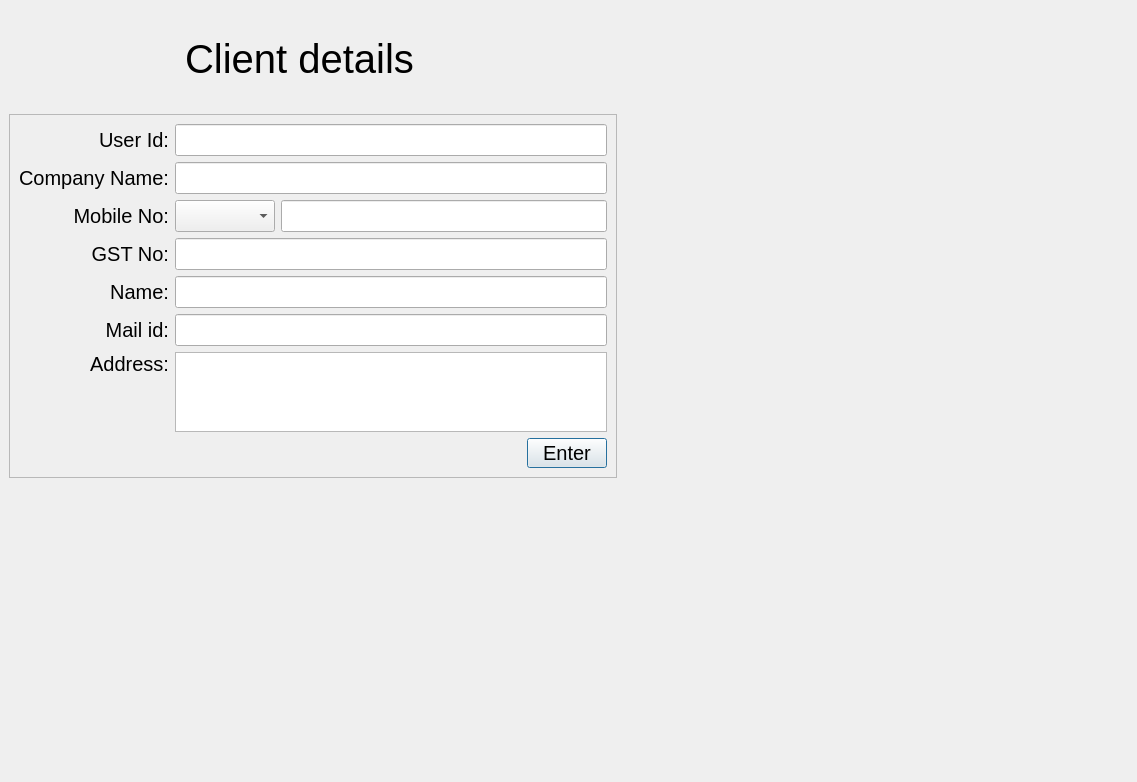
Above: user.ui from MegaMineDSS/LuxeMine before the change. Below: the same form after it.
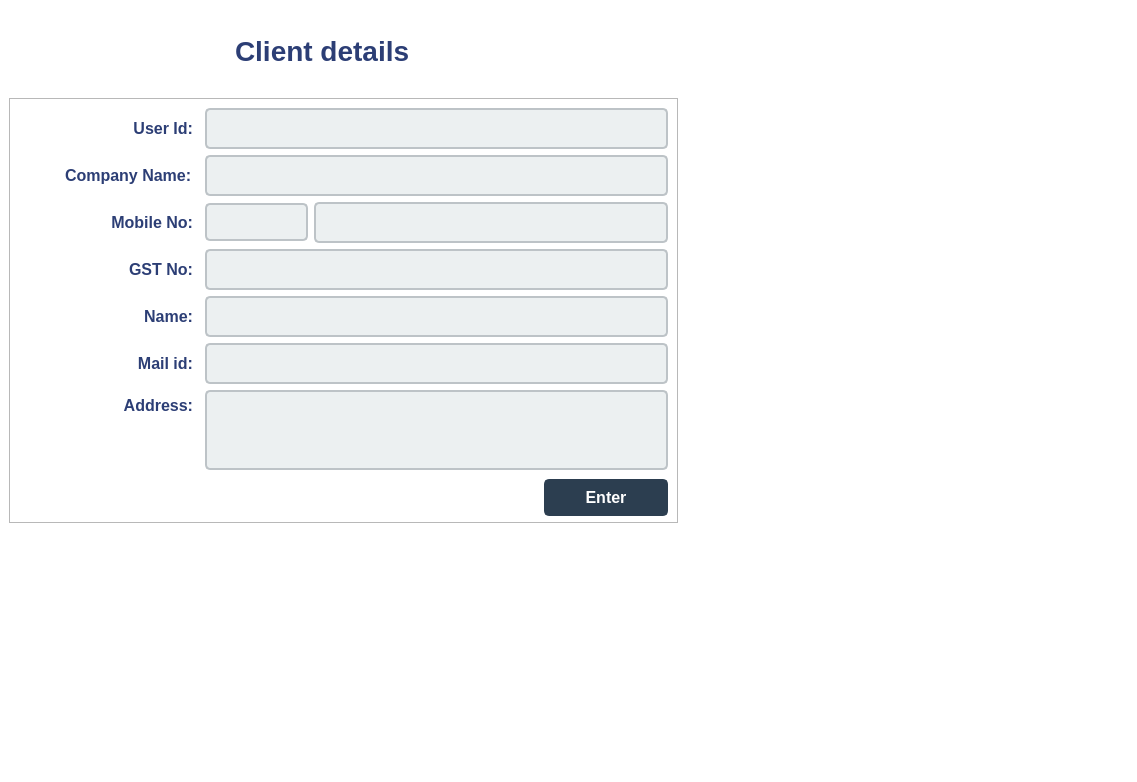
That is the form after the change. The open tabs and pages were chosen to show the change. Icons and pictures are not drawn.

Commit message: Updated UI for client details user.ui

Patch:
```diff
--- a/user.ui
+++ b/user.ui
@@ -44,6 +44,16 @@
          <pointsize>15</pointsize>
         </font>
        </property>
+       <property name="styleSheet">
+        <string notr="true">QStackedWidget {
+    background-image: url(&quot;:/Backgrounds/Client-details.png&quot;);
+    background-repeat: no-repeat;
+    background-position: center right;
+    background-attachment: fixed;
+    background-color: #ffffff;
+}
+</string>
+       </property>
        <property name="currentIndex">
         <number>0</number>
        </property>
@@ -51,6 +61,9 @@
         <layout class="QGridLayout" name="gridLayout_12">
          <item row="2" column="0" colspan="4">
           <widget class="QFrame" name="frame">
+           <property name="styleSheet">
+            <string notr="true"/>
+           </property>
            <property name="frameShape">
             <enum>QFrame::Shape::StyledPanel</enum>
            </property>
@@ -58,18 +71,123 @@
             <enum>QFrame::Shadow::Raised</enum>
            </property>
            <layout class="QGridLayout" name="gridLayout_6">
-            <item row="4" column="0">
-             <widget class="QLabel" name="label_4">
+            <item row="6" column="2" colspan="7">
+             <widget class="QTextEdit" name="addressuser">
+              <property name="maximumSize">
+               <size>
+                <width>16777215</width>
+                <height>80</height>
+               </size>
+              </property>
+              <property name="styleSheet">
+               <string notr="true">QTextEdit {
+    background-color: #ecf0f1;
+    color: #2c3e50;
+    font-size: 16px;
+    border: 2px solid #bdc3c7;
+    border-radius: 5px;
+    padding: 8px 15px;
+}
+
+QTextEdit:focus {
+    border: 2px solid #f1c40f;
+    background-color: #f9f9f9;
+}
+
+QTextEdit:hover {
+    border: 2px solid #7f8c8d;
+    background-color: #f4f6f7;
+}
+
+QTextEdit::placeholder {
+    color: #95a5a6;
+    font-style: italic;
+}</string>
+              </property>
+             </widget>
+            </item>
+            <item row="7" column="8">
+             <widget class="QPushButton" name="pushButton">
+              <property name="maximumSize">
+               <size>
+                <width>100</width>
+                <height>30</height>
+               </size>
+              </property>
+              <property name="layoutDirection">
+               <enum>Qt::LayoutDirection::LeftToRight</enum>
+              </property>
+              <property name="styleSheet">
+               <string notr="true">QPushButton {
+    background-color: #2c3e50;
+    color: #ffffff;
+    font-size: 16px;
+    font-weight: 600;
+    border: 2px solid #2c3e50;
+    border-radius: 5px;
+    padding: 9px 20px;
+    min-width: 80px;
+    min-height: 15px;
+}
+
+QPushButton:hover {
+    background-color: #34495e;
+    border: 2px solid #34495e;
+}
+
+QPushButton:pressed {
+    background-color: #1a252f;
+    border: 2px solid #1a252f;
+}
+
+QPushButton:focus {
+    border: 2px solid #f1c40f;
+    background-color: #2c3e50;
+}
+
+QPushButton:disabled {
+    background-color: #95a5a6;   /* muted gray */
+    color: #ecf0f1;
+    border: 2px solid #7f8c8d;
+}
+</string>
+              </property>
               <property name="text">
-               <string>Name:</string>
+               <string>Enter</string>
               </property>
-              <property name="alignment">
-               <set>Qt::AlignmentFlag::AlignRight|Qt::AlignmentFlag::AlignTrailing|Qt::AlignmentFlag::AlignVCenter</set>
+             </widget>
+            </item>
+            <item row="1" column="2" colspan="7">
+             <widget class="QLineEdit" name="companyNameuser">
+              <property name="styleSheet">
+               <string notr="true">QLineEdit {
+    background-color: #ecf0f1;
+    color: #2c3e50;
+    font-size: 16px;
+    border: 2px solid #bdc3c7;
+    border-radius: 5px;
+    padding: 8px 15px;
+}
+
+QLineEdit:focus {
+    border: 2px solid #f1c40f;
+    background-color: #f9f9f9;
+}
+
+QLineEdit:hover {
+    border: 2px solid #7f8c8d;
+    background-color: #f4f6f7;
+}
+
+QLineEdit::placeholder {
+    color: #95a5a6;
+    font-style: italic;
+}</string>
               </property>
              </widget>
             </item>
             <item row="7" column="1">
-             <spacer name="horizontalSpacer_11">
+             <spacer name="horizontalSpacer_10">
               <property name="orientation">
                <enum>Qt::Orientation::Horizontal</enum>
               </property>
@@ -81,34 +199,63 @@
               </property>
              </spacer>
             </item>
-            <item row="7" column="5">
-             <spacer name="horizontalSpacer_12">
-              <property name="orientation">
-               <enum>Qt::Orientation::Horizontal</enum>
+            <item row="4" column="2" colspan="7">
+             <widget class="QLineEdit" name="nameuser">
+              <property name="styleSheet">
+               <string notr="true">QLineEdit {
+    background-color: #ecf0f1;
+    color: #2c3e50;
+    font-size: 16px;
+    border: 2px solid #bdc3c7;
+    border-radius: 5px;
+    padding: 8px 15px;
+}
+
+QLineEdit:focus {
+    border: 2px solid #f1c40f;
+    background-color: #f9f9f9;
+}
+
+QLineEdit:hover {
+    border: 2px solid #7f8c8d;
+    background-color: #f4f6f7;
+}
+
+QLineEdit::placeholder {
+    color: #95a5a6;
+    font-style: italic;
+}</string>
               </property>
-              <property name="sizeHint" stdset="0">
-               <size>
-                <width>40</width>
-                <height>20</height>
-               </size>
-              </property>
-             </spacer>
+             </widget>
             </item>
-            <item row="7" column="6">
-             <spacer name="horizontalSpacer_13">
-              <property name="orientation">
-               <enum>Qt::Orientation::Horizontal</enum>
-              </property>
-              <property name="sizeHint" stdset="0">
-               <size>
-                <width>40</width>
-                <height>20</height>
-               </size>
-              </property>
-             </spacer>
-            </item>
-            <item row="6" column="0">
+            <item row="6" column="1">
              <widget class="QLabel" name="label_6">
+              <property name="font">
+               <font>
+                <pointsize>-1</pointsize>
+                <fontweight>DemiBold</fontweight>
+               </font>
+              </property>
+              <property name="styleSheet">
+               <string notr="true">QLabel {
+    color: #2c3e75;
+    font-size: 16px;
+    font-weight: 600;
+    background: transparent;
+    padding: 2px;
+}
+
+QLabel[highlight=&quot;true&quot;] {
+    color: #c0392b;
+    font-weight: 600;
+}
+
+QLabel[dim=&quot;true&quot;] {
+    color: #7f8c8d;
+    font-style: italic;
+}
+</string>
+              </property>
               <property name="text">
                <string>Address:</string>
               </property>
@@ -117,18 +264,83 @@
               </property>
              </widget>
             </item>
-            <item row="3" column="1" colspan="7">
-             <widget class="QLineEdit" name="gstnouser"/>
-            </item>
-            <item row="1" column="0">
-             <widget class="QLabel" name="label">
+            <item row="2" column="1">
+             <widget class="QLabel" name="label_2">
+              <property name="font">
+               <font>
+                <pointsize>-1</pointsize>
+                <fontweight>DemiBold</fontweight>
+               </font>
+              </property>
+              <property name="styleSheet">
+               <string notr="true">QLabel {
+    color: #2c3e75;
+    font-size: 16px;
+    font-weight: 600;
+    background: transparent;
+    padding: 2px;
+}
+
+QLabel[highlight=&quot;true&quot;] {
+    color: #c0392b;
+    font-weight: 600;
+}
+
+QLabel[dim=&quot;true&quot;] {
+    color: #7f8c8d;
+    font-style: italic;
+}
+</string>
+              </property>
               <property name="text">
-               <string>Company Name:</string>
+               <string>Mobile No:</string>
+              </property>
+              <property name="alignment">
+               <set>Qt::AlignmentFlag::AlignRight|Qt::AlignmentFlag::AlignTrailing|Qt::AlignmentFlag::AlignVCenter</set>
               </property>
              </widget>
             </item>
-            <item row="3" column="0">
+            <item row="7" column="5">
+             <spacer name="horizontalSpacer_26">
+              <property name="orientation">
+               <enum>Qt::Orientation::Horizontal</enum>
+              </property>
+              <property name="sizeHint" stdset="0">
+               <size>
+                <width>40</width>
+                <height>20</height>
+               </size>
+              </property>
+             </spacer>
+            </item>
+            <item row="3" column="1">
              <widget class="QLabel" name="label_3">
+              <property name="font">
+               <font>
+                <pointsize>-1</pointsize>
+                <fontweight>DemiBold</fontweight>
+               </font>
+              </property>
+              <property name="styleSheet">
+               <string notr="true">QLabel {
+    color: #2c3e75;
+    font-size: 16px;
+    font-weight: 600;
+    background: transparent;
+    padding: 2px;
+}
+
+QLabel[highlight=&quot;true&quot;] {
+    color: #c0392b;
+    font-weight: 600;
+}
+
+QLabel[dim=&quot;true&quot;] {
+    color: #7f8c8d;
+    font-style: italic;
+}
+</string>
+              </property>
               <property name="text">
                <string>GST No:</string>
               </property>
@@ -137,8 +349,76 @@
               </property>
              </widget>
             </item>
-            <item row="0" column="0">
+            <item row="2" column="3" colspan="6">
+             <widget class="QLineEdit" name="mobileNouser">
+              <property name="styleSheet">
+               <string notr="true">QLineEdit {
+    background-color: #ecf0f1;
+    color: #2c3e50;
+    font-size: 16px;
+    border: 2px solid #bdc3c7;
+    border-radius: 5px;
+    padding: 8px 15px;
+}
+
+QLineEdit:focus {
+    border: 2px solid #f1c40f;
+    background-color: #f9f9f9;
+}
+
+QLineEdit:hover {
+    border: 2px solid #7f8c8d;
+    background-color: #f4f6f7;
+}
+
+QLineEdit::placeholder {
+    color: #95a5a6;
+    font-style: italic;
+}</string>
+              </property>
+             </widget>
+            </item>
+            <item row="7" column="6">
+             <spacer name="horizontalSpacer_12">
+              <property name="orientation">
+               <enum>Qt::Orientation::Horizontal</enum>
+              </property>
+              <property name="sizeHint" stdset="0">
+               <size>
+                <width>40</width>
+                <height>20</height>
+               </size>
+              </property>
+             </spacer>
+            </item>
+            <item row="0" column="1">
              <widget class="QLabel" name="label_10">
+              <property name="font">
+               <font>
+                <pointsize>-1</pointsize>
+                <fontweight>DemiBold</fontweight>
+               </font>
+              </property>
+              <property name="styleSheet">
+               <string notr="true">QLabel {
+    color: #2c3e75;
+    font-size: 16px;
+    font-weight: 600;
+    background: transparent;
+    padding: 2px;
+}
+
+QLabel[highlight=&quot;true&quot;] {
+    color: #c0392b;
+    font-weight: 600;
+}
+
+QLabel[dim=&quot;true&quot;] {
+    color: #7f8c8d;
+    font-style: italic;
+}
+</string>
+              </property>
               <property name="text">
                <string>User Id:</string>
               </property>
@@ -148,39 +428,7 @@
              </widget>
             </item>
             <item row="7" column="7">
-             <widget class="QPushButton" name="pushButton">
-              <property name="maximumSize">
-               <size>
-                <width>100</width>
-                <height>30</height>
-               </size>
-              </property>
-              <property name="layoutDirection">
-               <enum>Qt::LayoutDirection::LeftToRight</enum>
-              </property>
-              <property name="text">
-               <string>Enter</string>
-              </property>
-             </widget>
-            </item>
-            <item row="2" column="0">
-             <widget class="QLabel" name="label_2">
-              <property name="text">
-               <string>Mobile No:</string>
-              </property>
-              <property name="alignment">
-               <set>Qt::AlignmentFlag::AlignRight|Qt::AlignmentFlag::AlignTrailing|Qt::AlignmentFlag::AlignVCenter</set>
-              </property>
-             </widget>
-            </item>
-            <item row="0" column="1" colspan="7">
-             <widget class="QLineEdit" name="userid"/>
-            </item>
-            <item row="4" column="1" colspan="7">
-             <widget class="QLineEdit" name="nameuser"/>
-            </item>
-            <item row="7" column="0">
-             <spacer name="horizontalSpacer_10">
+             <spacer name="horizontalSpacer_13">
               <property name="orientation">
                <enum>Qt::Orientation::Horizontal</enum>
               </property>
@@ -192,37 +440,37 @@
               </property>
              </spacer>
             </item>
-            <item row="5" column="1" colspan="7">
-             <widget class="QLineEdit" name="mailiduser"/>
-            </item>
-            <item row="7" column="3">
-             <spacer name="horizontalSpacer_28">
-              <property name="orientation">
-               <enum>Qt::Orientation::Horizontal</enum>
-              </property>
-              <property name="sizeHint" stdset="0">
-               <size>
-                <width>40</width>
-                <height>20</height>
-               </size>
-              </property>
-             </spacer>
-            </item>
-            <item row="1" column="1" colspan="7">
-             <widget class="QLineEdit" name="companyNameuser"/>
-            </item>
-            <item row="6" column="1" colspan="7">
-             <widget class="QTextEdit" name="addressuser">
-              <property name="maximumSize">
-               <size>
-                <width>16777215</width>
-                <height>80</height>
-               </size>
+            <item row="0" column="2" colspan="7">
+             <widget class="QLineEdit" name="userid">
+              <property name="styleSheet">
+               <string notr="true">QLineEdit {
+    background-color: #ecf0f1;
+    color: #2c3e50;
+    font-size: 16px;
+    border: 2px solid #bdc3c7;
+    border-radius: 5px;
+    padding: 8px 15px;
+}
+
+QLineEdit:focus {
+    border: 2px solid #f1c40f;
+    background-color: #f9f9f9;
+}
+
+QLineEdit:hover {
+    border: 2px solid #7f8c8d;
+    background-color: #f4f6f7;
+}
+
+QLineEdit::placeholder {
+    color: #95a5a6;
+    font-style: italic;
+}</string>
               </property>
              </widget>
             </item>
             <item row="7" column="4">
-             <spacer name="horizontalSpacer_26">
+             <spacer name="horizontalSpacer_28">
               <property name="orientation">
                <enum>Qt::Orientation::Horizontal</enum>
               </property>
@@ -234,11 +482,66 @@
               </property>
              </spacer>
             </item>
-            <item row="5" column="0">
+            <item row="5" column="2" colspan="7">
+             <widget class="QLineEdit" name="mailiduser">
+              <property name="styleSheet">
+               <string notr="true">QLineEdit {
+    background-color: #ecf0f1;
+    color: #2c3e50;
+    font-size: 16px;
+    border: 2px solid #bdc3c7;
+    border-radius: 5px;
+    padding: 8px 15px;
+}
+
+QLineEdit:focus {
+    border: 2px solid #f1c40f;
+    background-color: #f9f9f9;
+}
+
+QLineEdit:hover {
+    border: 2px solid #7f8c8d;
+    background-color: #f4f6f7;
+}
+
+QLineEdit::placeholder {
+    color: #95a5a6;
+    font-style: italic;
+}</string>
+              </property>
+             </widget>
+            </item>
+            <item row="5" column="1">
              <widget class="QLabel" name="label_5">
+              <property name="font">
+               <font>
+                <pointsize>-1</pointsize>
+                <fontweight>DemiBold</fontweight>
+               </font>
+              </property>
               <property name="layoutDirection">
                <enum>Qt::LayoutDirection::LeftToRight</enum>
               </property>
+              <property name="styleSheet">
+               <string notr="true">QLabel {
+    color: #2c3e75;
+    font-size: 16px;
+    font-weight: 600;
+    background: transparent;
+    padding: 2px;
+}
+
+QLabel[highlight=&quot;true&quot;] {
+    color: #c0392b;
+    font-weight: 600;
+}
+
+QLabel[dim=&quot;true&quot;] {
+    color: #7f8c8d;
+    font-style: italic;
+}
+</string>
+              </property>
               <property name="text">
                <string>Mail id:</string>
               </property>
@@ -247,7 +550,72 @@
               </property>
              </widget>
             </item>
-            <item row="7" column="2">
+            <item row="3" column="2" colspan="7">
+             <widget class="QLineEdit" name="gstnouser">
+              <property name="styleSheet">
+               <string notr="true">QLineEdit {
+    background-color: #ecf0f1;
+    color: #2c3e50;
+    font-size: 16px;
+    border: 2px solid #bdc3c7;
+    border-radius: 5px;
+    padding: 8px 15px;
+}
+
+QLineEdit:focus {
+    border: 2px solid #f1c40f;
+    background-color: #f9f9f9;
+}
+
+QLineEdit:hover {
+    border: 2px solid #7f8c8d;
+    background-color: #f4f6f7;
+}
+
+QLineEdit::placeholder {
+    color: #95a5a6;
+    font-style: italic;
+}</string>
+              </property>
+             </widget>
+            </item>
+            <item row="4" column="1">
+             <widget class="QLabel" name="label_4">
+              <property name="font">
+               <font>
+                <pointsize>-1</pointsize>
+                <fontweight>DemiBold</fontweight>
+               </font>
+              </property>
+              <property name="styleSheet">
+               <string notr="true">QLabel {
+    color: #2c3e75;
+    font-size: 16px;
+    font-weight: 600;
+    background: transparent;
+    padding: 2px;
+}
+
+QLabel[highlight=&quot;true&quot;] {
+    color: #c0392b;
+    font-weight: 600;
+}
+
+QLabel[dim=&quot;true&quot;] {
+    color: #7f8c8d;
+    font-style: italic;
+}
+</string>
+              </property>
+              <property name="text">
+               <string>Name:</string>
+              </property>
+              <property name="alignment">
+               <set>Qt::AlignmentFlag::AlignRight|Qt::AlignmentFlag::AlignTrailing|Qt::AlignmentFlag::AlignVCenter</set>
+              </property>
+             </widget>
+            </item>
+            <item row="7" column="3">
              <spacer name="horizontalSpacer_29">
               <property name="orientation">
                <enum>Qt::Orientation::Horizontal</enum>
@@ -260,11 +628,110 @@
               </property>
              </spacer>
             </item>
-            <item row="2" column="2" colspan="6">
-             <widget class="QLineEdit" name="mobileNouser"/>
+            <item row="1" column="1">
+             <widget class="QLabel" name="label">
+              <property name="font">
+               <font>
+                <pointsize>-1</pointsize>
+                <fontweight>DemiBold</fontweight>
+               </font>
+              </property>
+              <property name="styleSheet">
+               <string notr="true">QLabel {
+    color: #2c3e75;
+    font-size: 16px;
+    font-weight: 600;
+    background: transparent;
+    padding: 2px;
+}
+
+QLabel[highlight=&quot;true&quot;] {
+    color: #c0392b;
+    font-weight: 600;
+}
+
+QLabel[dim=&quot;true&quot;] {
+    color: #7f8c8d;
+    font-style: italic;
+}
+</string>
+              </property>
+              <property name="text">
+               <string>Company Name:</string>
+              </property>
+             </widget>
             </item>
-            <item row="2" column="1">
-             <widget class="QComboBox" name="mobileall"/>
+            <item row="7" column="2">
+             <spacer name="horizontalSpacer_11">
+              <property name="orientation">
+               <enum>Qt::Orientation::Horizontal</enum>
+              </property>
+              <property name="sizeHint" stdset="0">
+               <size>
+                <width>40</width>
+                <height>20</height>
+               </size>
+              </property>
+             </spacer>
+            </item>
+            <item row="2" column="2">
+             <widget class="QComboBox" name="mobileall">
+              <property name="styleSheet">
+               <string notr="true">QComboBox {
+    background-color: #ecf0f1;
+    border: 1.5px solid #bdc3c7;
+    border-radius:5px;
+    padding: 8px 16px;
+    color: #2C2C2C;
+    font-size: 14px;
+}
+
+QComboBox:focus {
+    border: 2px solid #f1c40f;
+    background-color: #f9f9f9;
+}
+
+QComboBox:hover {
+    border: 2px solid #7f8c8d;
+    background-color: #f4f6f7;
+}
+
+/* Dropdown arrow */
+QComboBox::down-arrow {
+    image: url(&quot;:/icon/expand-arrow.png&quot;);
+    width: 15px;
+    height: 15px;
+    padding-right: 5px;
+}
+
+QComboBox::drop-down {
+    border: none;
+    margin-right: 4px;
+}
+
+/* Popup list */
+QComboBox QAbstractItemView {
+    background-color: #FFFFFF;
+    border: 1px solid #f4f6f7;
+    selection-background-color: #305C91;
+    selection-color: #FFFFFF;
+    font-size: 14px;
+}</string>
+              </property>
+             </widget>
+            </item>
+            <item row="7" column="0">
+             <spacer name="horizontalSpacer_30">
+              <property name="orientation">
+               <enum>Qt::Orientation::Horizontal</enum>
+              </property>
+              <property name="sizeHint" stdset="0">
+               <size>
+                <width>40</width>
+                <height>20</height>
+               </size>
+              </property>
+             </spacer>
             </item>
            </layout>
           </widget>
@@ -347,18 +814,6 @@
            </property>
           </spacer>
          </item>
-         <item row="0" column="1">
-          <widget class="QLabel" name="label_7">
-           <property name="font">
-            <font>
-             <pointsize>30</pointsize>
-            </font>
-           </property>
-           <property name="text">
-            <string>Client details</string>
-           </property>
-          </widget>
-         </item>
          <item row="3" column="3">
           <spacer name="verticalSpacer_4">
            <property name="orientation">
@@ -411,6 +866,40 @@
            </property>
           </spacer>
          </item>
+         <item row="0" column="1" colspan="2">
+          <widget class="QLabel" name="label_7">
+           <property name="font">
+            <font>
+             <pointsize>-1</pointsize>
+             <fontweight>DemiBold</fontweight>
+            </font>
+           </property>
+           <property name="styleSheet">
+            <string notr="true">QLabel {
+    color: #2c3e75;
+    font-size: 28px;
+    font-weight: 600;
+    background: transparent;
+    padding: 2px;
+    qproperty-alignment: 'AlignCenter';
+}
+
+QLabel[highlight=&quot;true&quot;] {
+    color: #c0392b;
+    font-weight: 600;
+}
+
+QLabel[dim=&quot;true&quot;] {
+    color: #7f8c8d;
+    font-style: italic;
+}
+</string>
+           </property>
+           <property name="text">
+            <string>Client details</string>
+           </property>
+          </widget>
+         </item>
         </layout>
        </widget>
        <widget class="QWidget" name="mainPage">
```
Left out of the diff: 6 changed lines with no effect on the pictures. The commit also changes 2 other files.
